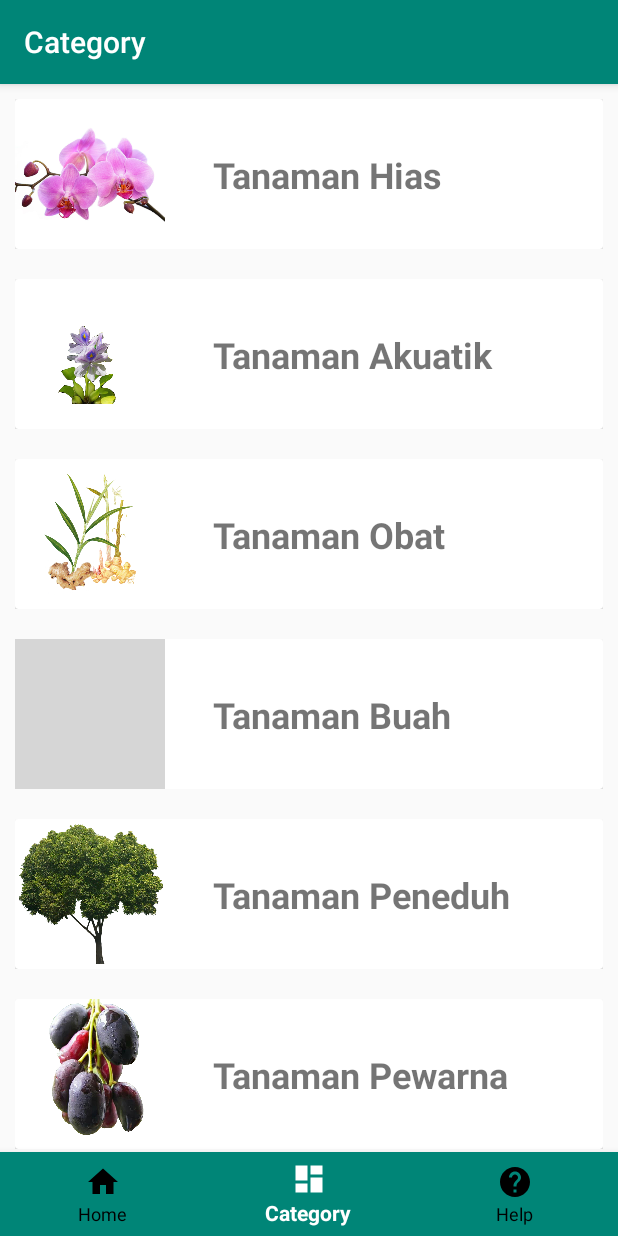
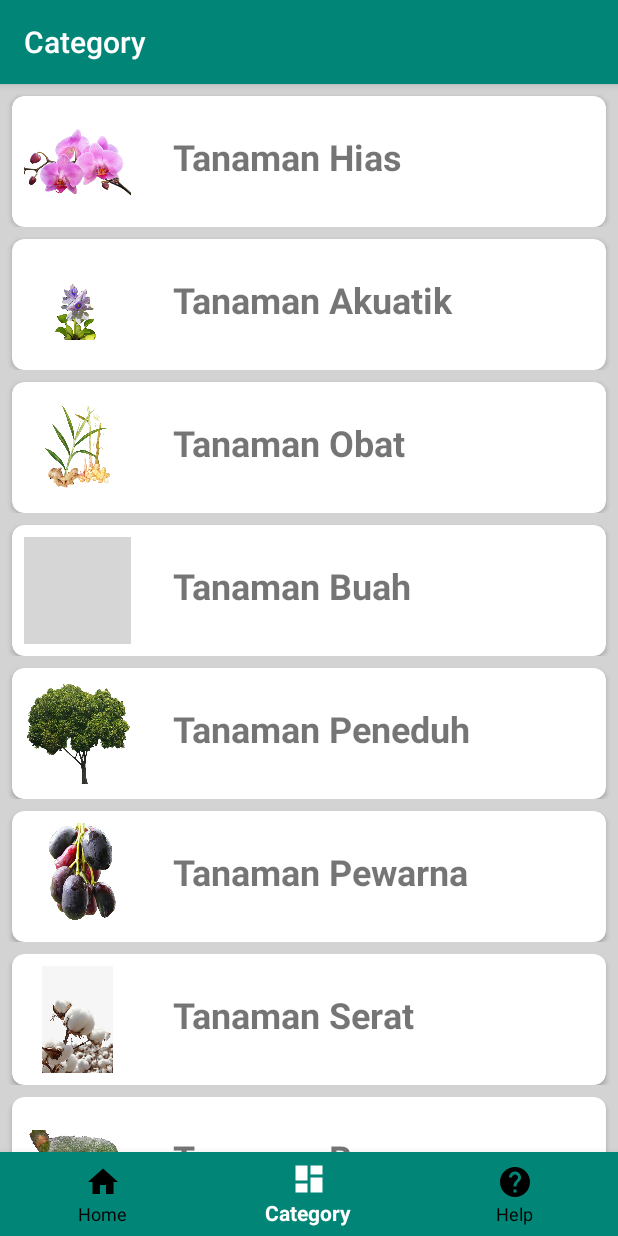
Before and after one commit to abdipurnawan/point, an Android app: the Category screen opened directly, with no data from a screen before it, on a phone screen of 412 x 824 dp. Run offline under Robolectric (Android 15) with nearby library versions, the light colour scheme and no system bars; grey boxes are pictures that could not be loaded.

Commit message:
update tampilan

```diff
--- a/app/src/main/res/layout/activity_category.xml
+++ b/app/src/main/res/layout/activity_category.xml
@@ -11,6 +11,7 @@
         android:id="@+id/recyclerview"
         android:layout_width="match_parent"
         android:layout_height="match_parent"
+        android:background="@color/grey"
         android:paddingBottom="?attr/actionBarSize"/>
 
     <com.google.android.material.bottomnavigation.BottomNavigationView
--- a/app/src/main/res/layout/activity_main.xml
+++ b/app/src/main/res/layout/activity_main.xml
@@ -11,6 +11,7 @@
         android:id="@+id/recyclerview"
         android:layout_width="match_parent"
         android:layout_height="wrap_content"
+        android:background="@color/grey"
         android:scrollbars="vertical" />
 
     <com.google.android.material.bottomnavigation.BottomNavigationView
--- a/app/src/main/res/layout/activity_plant_list.xml
+++ b/app/src/main/res/layout/activity_plant_list.xml
@@ -9,5 +9,6 @@
     <androidx.recyclerview.widget.RecyclerView
         android:id="@+id/recyclerviewTanaman"
         android:layout_width="match_parent"
+        android:background="@color/grey"
         android:layout_height="match_parent" />
 </RelativeLayout>
--- a/app/src/main/res/layout/category_row.xml
+++ b/app/src/main/res/layout/category_row.xml
@@ -5,29 +5,47 @@
     xmlns:tools="http://schemas.android.com/tools"
     android:orientation="vertical" android:layout_width="match_parent"
     android:layout_height="wrap_content"
-    android:layout_margin="10dp"
+    app:layout_constraintCircleRadius="8dp"
     android:id="@+id/mainLayout">
 
     <androidx.cardview.widget.CardView
         android:layout_width="match_parent"
-        android:layout_height="wrap_content" >
+        android:layout_height="wrap_content"
+        android:layout_marginStart="8dp"
+        android:layout_marginTop="8dp"
+        android:layout_marginEnd="8dp"
+        app:cardCornerRadius="8dp"
+        app:layout_constraintEnd_toEndOf="parent"
+        app:layout_constraintStart_toStartOf="parent"
+        app:layout_constraintTop_toTopOf="parent">
 
         <androidx.constraintlayout.widget.ConstraintLayout
             android:layout_width="match_parent"
-            android:layout_height="match_parent">
+            android:layout_height="match_parent"
+            android:touchscreenBlocksFocus="false">
 
             <ImageView
                 android:id="@+id/gambarkategori"
-                android:layout_width="100dp"
-                android:layout_height="100dp"
+                android:layout_width="71dp"
+                android:layout_height="71dp"
+                android:layout_marginStart="8dp"
+                android:layout_marginTop="8dp"
+                android:layout_marginEnd="8dp"
+                android:layout_marginBottom="8dp"
+                app:layout_constraintBottom_toBottomOf="parent"
+                app:layout_constraintCircleRadius="8dp"
+                app:layout_constraintEnd_toStartOf="@+id/namakategori"
+                app:layout_constraintStart_toStartOf="parent"
+                app:layout_constraintTop_toTopOf="parent"
+                app:layout_constraintVertical_bias="0.0"
                 app:srcCompat="@mipmap/ic_launcher" />
 
             <TextView
                 android:id="@+id/namakategori"
                 android:layout_width="wrap_content"
                 android:layout_height="wrap_content"
-                android:layout_marginStart="32dp"
-                android:layout_marginTop="34dp"
+                android:layout_marginStart="28dp"
+                android:layout_marginTop="24dp"
                 android:text="Nama"
                 android:textSize="24sp"
                 android:textStyle="bold"
--- a/app/src/main/res/values/colors.xml
+++ b/app/src/main/res/values/colors.xml
@@ -4,4 +4,5 @@
     <color name="colorPrimaryDark">#00574B</color>
     <color name="colorAccent">#D81B60</color>
     <color name="white">#FFFFFF</color>
+    <color name="grey">#D3D3D3</color>
 </resources>
```
Also changed, not shown: app/src/main/res/layout/plant_row.xml (+24 -6 lines).
